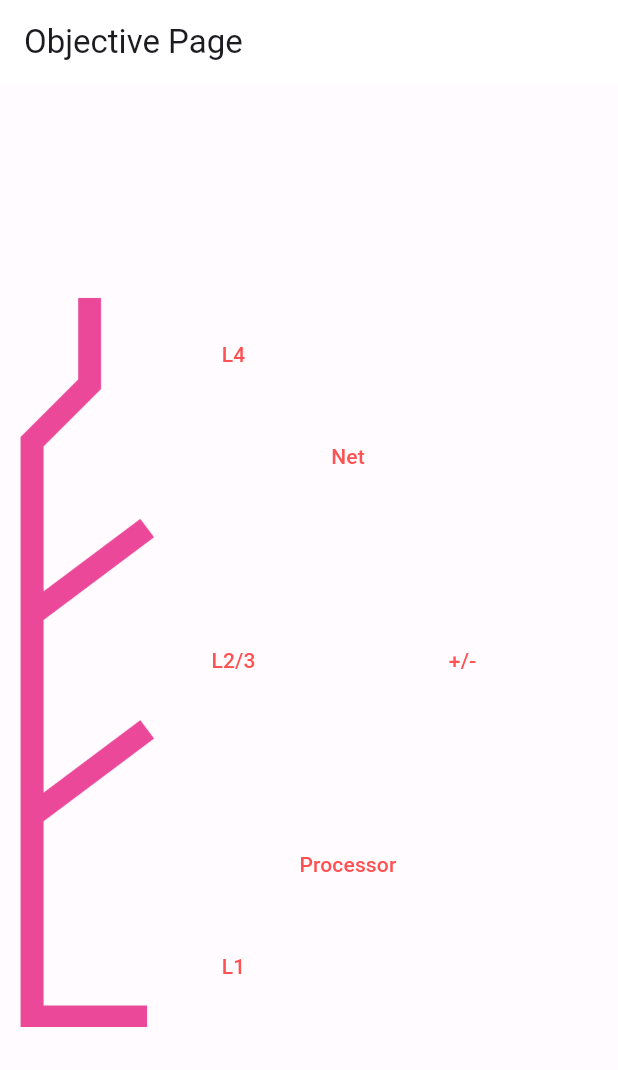
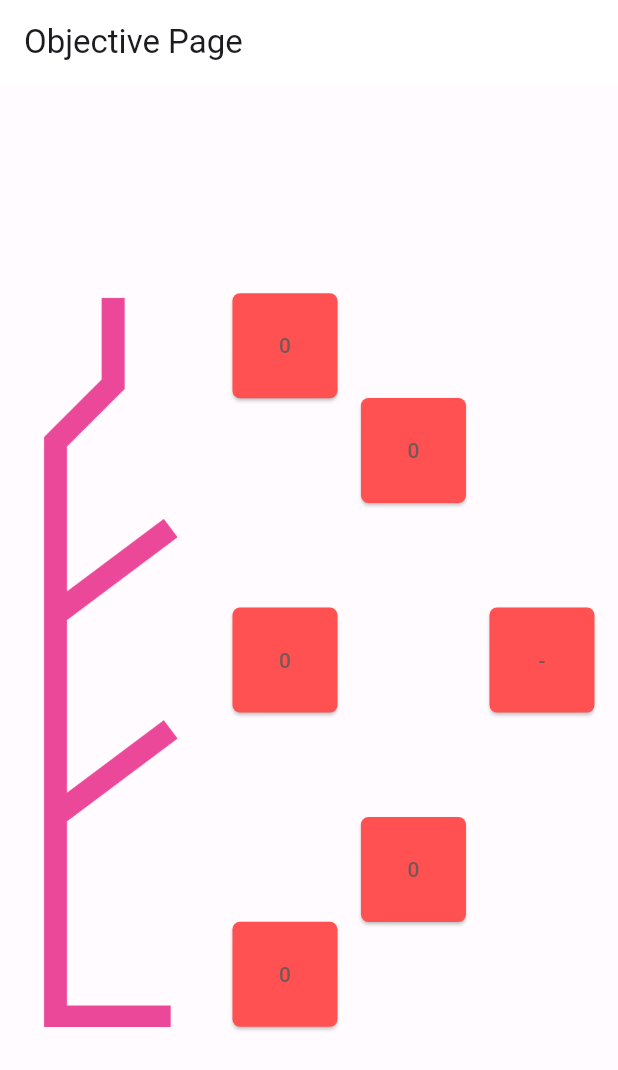
Before and after one commit to Ambitious-Jay/frc-scouting-demo, a Flutter app: the screen it shows after launch, on a phone screen of 412 x 824 dp. Shown: the top 1070 px of the screen. Run offline on Flutter 3.47's test engine with Material 3 defaults, Android fonts, the phone set to English and light mode, and no system bars.

Commit message:
pretty buttons
buttons now look more visually appealling

```diff
--- a/lib/objective_page.dart
+++ b/lib/objective_page.dart
@@ -1,4 +1,5 @@
 import 'package:flutter/material.dart';
+import 'package:frc1148_2025_scouting_app/color_scheme.dart';
 
 class ObjectivePage extends StatefulWidget {
   final Function(ThemeMode) onThemeChanged;
@@ -13,43 +14,77 @@ class ObjectivePage extends StatefulWidget {
 }
 
 class _ObjectivePageState extends State<ObjectivePage> {
+  ThemeMode themeMode = ThemeMode.system;
+  // counters
   int l4Counter = 0;
   int l2l3Counter = 0;
   int l1Counter = 0;
   int netCounter = 0;
   int processorCounter = 0;
+  bool isCounterPositive = true;
+  String counter = "-";
 
-  void incrementL4() {
+  //methods to update counters up or down based on negative toggle
+  void updateL4() {
     setState(() {
-      l4Counter++;
+      if (isCounterPositive) {
+        l4Counter++;
+      } else if (l4Counter > 0) {
+        l4Counter--;
+      }
     });
   }
 
-  void incrementL2L3() {
+  void updateL2L3() {
     setState(() {
-      l2l3Counter++;
+      if (isCounterPositive) {
+        l2l3Counter++;
+      } else if (l2l3Counter > 0) {
+        l2l3Counter--;
+      }
     });
   }
 
-  void incrementL1() {
+  void updateL1() {
     setState(() {
-      l1Counter++;
+      if (isCounterPositive) {
+        l1Counter++;
+      } else if (l1Counter > 0) {
+        l1Counter--;
+      }
     });
   }
 
-  void incrementNet() {
+  void updateNet() {
     setState(() {
-      netCounter++;
+      if (isCounterPositive) {
+        netCounter++;
+      } else if (netCounter > 0) {
+        netCounter--;
+      }
     });
   }
 
-  void incrementProcessor() {
+  void updateProcessor() {
     setState(() {
-      processorCounter++;
+      if (isCounterPositive) {
+        processorCounter++;
+      } else if (processorCounter > 0) {
+        processorCounter--;
+      }
     });
   }
 
-  void toggleNegative() {}
+  void toggleNegative() {
+    setState(() {
+      isCounterPositive = !isCounterPositive;
+      if (isCounterPositive) {
+        counter = "-";
+      } else {
+        counter = "+";
+      }
+    });
+  }
 
   @override
   Widget build(BuildContext context) {
@@ -60,32 +95,79 @@ class _ObjectivePageState extends State<ObjectivePage> {
       ),
       body: Center(
           child: Row(
-        // mainAxisAlignment: MainAxisAlignment.spaceEvenly,
+        mainAxisAlignment: MainAxisAlignment.spaceEvenly,
         children: [
           SizedBox(
               width: MediaQuery.of(context).size.width * 0.3,
-              child: const Image( //reef photo
+              child: const Image(
+                //reef photo
                 image: AssetImage('assets/reef.png'),
                 fit: BoxFit.contain,
               )),
           Column(
             mainAxisAlignment: MainAxisAlignment.spaceEvenly,
             children: [
-              TextButton(onPressed: incrementL4, child: const Text("L4")),
-              TextButton(onPressed: incrementL2L3, child: const Text("L2/3")),
-              TextButton(onPressed: incrementL1, child: const Text("L1")),
+              ElevatedButton(
+                  style: ElevatedButton.styleFrom(
+                      backgroundColor: Theme.of(context).colorScheme.primary,
+                      foregroundColor: Theme.of(context).colorScheme.secondary,
+                      minimumSize: const Size.square(70),
+                      shape: RoundedRectangleBorder(
+                          borderRadius: BorderRadius.circular(5))),
+                  onPressed: updateL4,
+                  child: Text('$l4Counter')),
+              ElevatedButton(
+                  style: ElevatedButton.styleFrom(
+                      backgroundColor: Theme.of(context).colorScheme.primary,
+                      foregroundColor: Theme.of(context).colorScheme.secondary,
+                      minimumSize: const Size.square(70),
+                      shape: RoundedRectangleBorder(
+                          borderRadius: BorderRadius.circular(5))),
+                  onPressed: updateL2L3,
+                  child: Text('$l2l3Counter')),
+              ElevatedButton(
+                  style: ElevatedButton.styleFrom(
+                      backgroundColor: Theme.of(context).colorScheme.primary,
+                      foregroundColor: Theme.of(context).colorScheme.secondary,
+                      minimumSize: const Size.square(70),
+                      shape: RoundedRectangleBorder(
+                          borderRadius: BorderRadius.circular(5))),
+                  onPressed: updateL1,
+                  child: Text('$l1Counter')),
             ],
           ),
           Column(
             mainAxisAlignment: MainAxisAlignment.spaceEvenly,
             children: [
-              TextButton(onPressed: incrementNet, child: const Text("Net")),
-              TextButton(
-                  onPressed: incrementProcessor,
-                  child: const Text("Processor")),
+              ElevatedButton(
+                  style: ElevatedButton.styleFrom(
+                      backgroundColor: Theme.of(context).colorScheme.primary,
+                      foregroundColor: Theme.of(context).colorScheme.secondary,
+                      minimumSize: const Size.square(70),
+                      shape: RoundedRectangleBorder(
+                          borderRadius: BorderRadius.circular(5))),
+                  onPressed: updateNet,
+                  child: Text('$netCounter')),
+              ElevatedButton(
+                  style: ElevatedButton.styleFrom(
+                      backgroundColor: Theme.of(context).colorScheme.primary,
+                      foregroundColor: Theme.of(context).colorScheme.secondary,
+                      minimumSize: const Size.square(70),
+                      shape: RoundedRectangleBorder(
+                          borderRadius: BorderRadius.circular(5))),
+                  onPressed: updateProcessor,
+                  child: Text('$processorCounter')),
             ],
           ),
-          TextButton(onPressed: toggleNegative, child: const Text("+/-")),
+          ElevatedButton(
+              style: ElevatedButton.styleFrom(
+                  backgroundColor: Theme.of(context).colorScheme.primary,
+                  foregroundColor: Theme.of(context).colorScheme.secondary,
+                  minimumSize: const Size.square(70),
+                  shape: RoundedRectangleBorder(
+                      borderRadius: BorderRadius.circular(5))),
+              onPressed: toggleNegative,
+              child: Text(counter)),
         ],
       )),
     );
```
